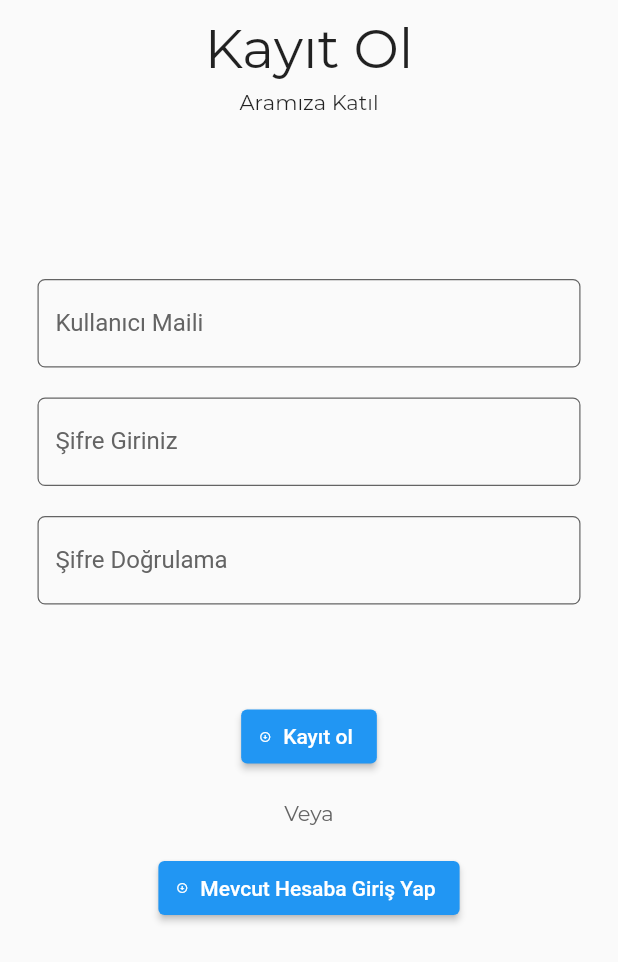
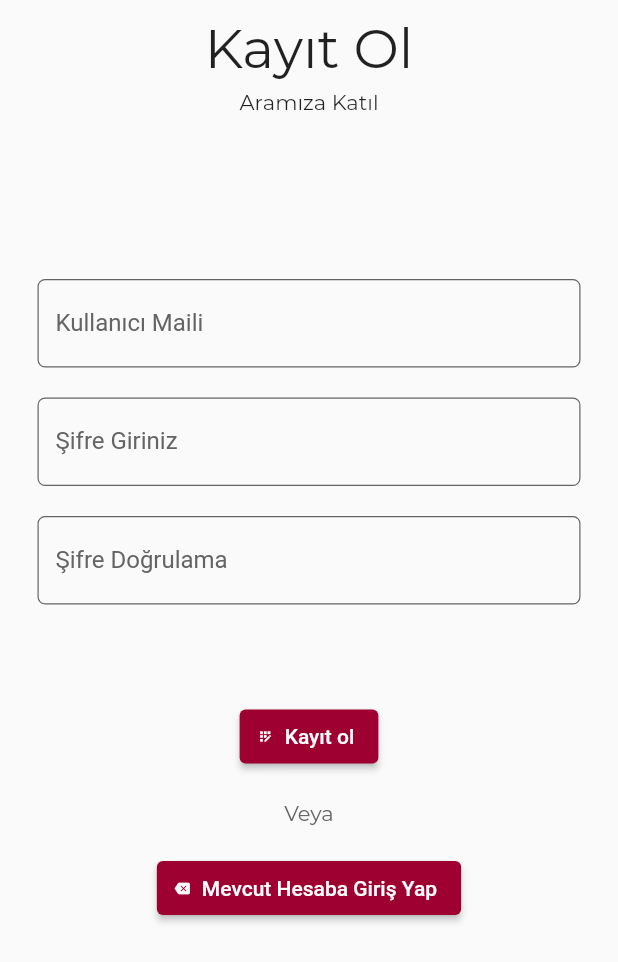
Before and after one commit to behemehal/GEE, a Flutter app: the RegisterPage screen opened directly, on a phone screen of 412 x 824 dp. Shown: the top 962 px of the screen. Run offline on Flutter 3.47's test engine with Material 2 defaults, Android fonts, the phone set to English and light mode, and no system bars; our stand-ins replace shared_preferences; accounts and stored records are empty.

Commit message:
register update

```diff
--- a/lib/pages/register.dart
+++ b/lib/pages/register.dart
@@ -69,7 +69,10 @@ class RegisterPageState extends State<RegisterPage> {
                 padding: EdgeInsets.only(top: 10),
                 child: TextButton(
                   //Giriş Butonu
-                  onPressed: () async {
+                  onPressed: () async {},
+                  child: ElevatedButton.icon(
+                    style: ElevatedButton.styleFrom(primary: Color.fromRGBO(158, 1, 49, 1)),
+                    onPressed: () {
                       if (kullaniciMailKontrolcusu.text.trim() == "") {
                         ScaffoldMessenger.of(context).showSnackBar(SnackBar(
                           content: Text("Mail Boş Olamaz!"),
@@ -88,16 +91,7 @@ class RegisterPageState extends State<RegisterPage> {
                         ));
                       }
                     },
-                  child: ElevatedButton.icon(
-                    onPressed: () {
-                      Navigator.push(
-                        context,
-                        MaterialPageRoute(
-                          builder: (context) => LoginPage(),
-                        ),
-                      );
-                    },
-                    icon: Icon(Icons.arrow_circle_down, size: 8),
+                    icon: Icon(Icons.app_registration, size: 10),
                     label: Text("Kayıt ol"),
                   ),
                 ),
@@ -117,6 +111,7 @@ class RegisterPageState extends State<RegisterPage> {
                     Navigator.of(context).pop();
                   },
                   child: ElevatedButton.icon(
+                    style: ElevatedButton.styleFrom(primary: Color.fromRGBO(158, 1, 49, 1)),
                     onPressed: () {
                       Navigator.push(
                         context,
@@ -125,7 +120,7 @@ class RegisterPageState extends State<RegisterPage> {
                         ),
                       );
                     },
-                    icon: Icon(Icons.arrow_circle_down, size: 8),
+                    icon: Icon(Icons.backspace, size: 10),
                     label: Text("Mevcut Hesaba Giriş Yap"),
                   ))
             ],
```
Lines whose indentation alone changed are shown as unchanged.
